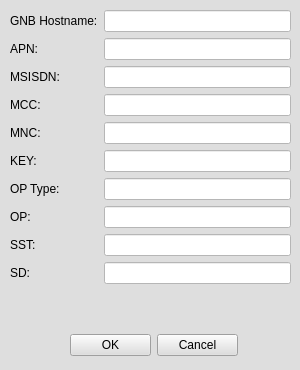
Above: netflux5g-editor/src/gui/ui/UE_properties.ui from adaptivenetworklab/NetFlux5G before the change. Below: the same form after it.
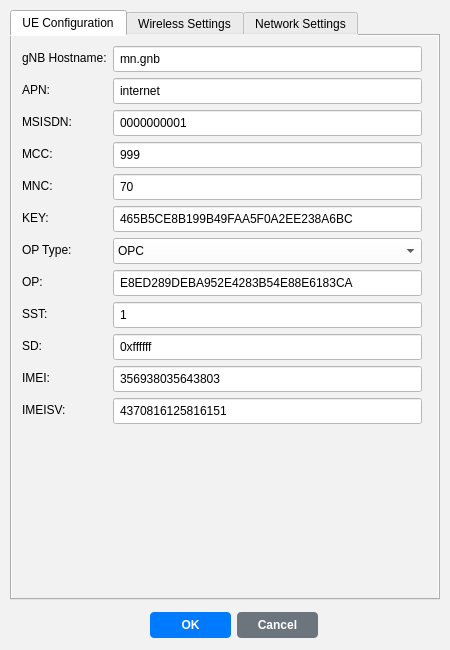
That is the form after the change.

```diff
--- a/netflux5g-editor/src/gui/ui/UE_properties.ui
+++ b/netflux5g-editor/src/gui/ui/UE_properties.ui
@@ -6,31 +6,59 @@
    <rect>
     <x>0</x>
     <y>0</y>
-    <width>300</width>
-    <height>370</height>
+    <width>450</width>
+    <height>650</height>
    </rect>
   </property>
   <property name="windowTitle">
    <string>MainWindow</string>
   </property>
   <property name="styleSheet">
-   <string notr="true">background-color: rgb(222, 222, 222);</string>
+   <string notr="true">background-color: rgb(242, 242, 242);</string>
   </property>
   <widget class="QWidget" name="centralwidget">
+   <widget class="QTabWidget" name="tabWidget">
+    <property name="geometry">
+     <rect>
+      <x>10</x>
+      <y>10</y>
+      <width>430</width>
+      <height>590</height>
+     </rect>
+    </property>
+    <property name="currentIndex">
+     <number>0</number>
+    </property>
+    
+    <!-- 5G/UE Configuration Tab -->
+    <widget class="QWidget" name="tab_ue_config">
+     <attribute name="title">
+      <string>UE Configuration</string>
+     </attribute>
    <widget class="QWidget" name="formLayoutWidget">
     <property name="geometry">
      <rect>
       <x>10</x>
       <y>10</y>
-      <width>281</width>
-      <height>311</height>
-     </rect>
-    </property>
-    <layout class="QFormLayout" name="formLayout">
+        <width>400</width>
+        <height>400</height>
+       </rect>
+      </property>
+      <layout class="QFormLayout" name="formLayout_ue">
      <item row="0" column="0">
       <widget class="QLabel" name="label">
        <property name="text">
-        <string>GNB Hostname:</string>
+          <string>gNB Hostname:</string>
+         </property>
+        </widget>
+       </item>
+       <item row="0" column="1">
+        <widget class="QLineEdit" name="UE_GNBHostName">
+         <property name="text">
+          <string>mn.gnb</string>
+         </property>
+         <property name="styleSheet">
+          <string notr="true">background-color: rgb(255, 255, 255); padding: 4px;</string>
        </property>
       </widget>
      </item>
@@ -41,6 +69,16 @@
        </property>
       </widget>
      </item>
+       <item row="1" column="1">
+        <widget class="QLineEdit" name="UE_APN">
+         <property name="text">
+          <string>internet</string>
+         </property>
+         <property name="styleSheet">
+          <string notr="true">background-color: rgb(255, 255, 255); padding: 4px;</string>
+         </property>
+        </widget>
+       </item>
      <item row="2" column="0">
       <widget class="QLabel" name="label_11">
        <property name="text">
@@ -48,6 +86,16 @@
        </property>
       </widget>
      </item>
+       <item row="2" column="1">
+        <widget class="QLineEdit" name="UE_MSISDN">
+         <property name="text">
+          <string>0000000001</string>
+         </property>
+         <property name="styleSheet">
+          <string notr="true">background-color: rgb(255, 255, 255); padding: 4px;</string>
+         </property>
+        </widget>
+       </item>
      <item row="3" column="0">
       <widget class="QLabel" name="label_14">
        <property name="text">
@@ -55,6 +103,16 @@
        </property>
       </widget>
      </item>
+       <item row="3" column="1">
+        <widget class="QLineEdit" name="UE_MCC">
+         <property name="text">
+          <string>999</string>
+         </property>
+         <property name="styleSheet">
+          <string notr="true">background-color: rgb(255, 255, 255); padding: 4px;</string>
+         </property>
+        </widget>
+       </item>
      <item row="4" column="0">
       <widget class="QLabel" name="label_10">
        <property name="text">
@@ -62,6 +120,16 @@
        </property>
       </widget>
      </item>
+       <item row="4" column="1">
+        <widget class="QLineEdit" name="UE_MNC">
+         <property name="text">
+          <string>70</string>
+         </property>
+         <property name="styleSheet">
+          <string notr="true">background-color: rgb(255, 255, 255); padding: 4px;</string>
+         </property>
+        </widget>
+       </item>
      <item row="5" column="0">
       <widget class="QLabel" name="label_9">
        <property name="text">
@@ -69,60 +137,38 @@
        </property>
       </widget>
      </item>
-     <item row="6" column="0">
-      <widget class="QLabel" name="label_12">
-       <property name="text">
-        <string>OP Type:</string>
-       </property>
-      </widget>
-     </item>
-     <item row="0" column="1">
-      <widget class="QLineEdit" name="UE_GNBHostName">
-       <property name="styleSheet">
-        <string notr="true">background-color: rgb(255, 255, 255);</string>
-       </property>
-      </widget>
-     </item>
-     <item row="1" column="1">
-      <widget class="QLineEdit" name="UE_APN">
-       <property name="styleSheet">
-        <string notr="true">background-color: rgb(255, 255, 255);</string>
-       </property>
-      </widget>
-     </item>
-     <item row="2" column="1">
-      <widget class="QLineEdit" name="UE_MSISDN">
-       <property name="styleSheet">
-        <string notr="true">background-color: rgb(255, 255, 255);</string>
-       </property>
-      </widget>
-     </item>
-     <item row="3" column="1">
-      <widget class="QLineEdit" name="UE_MCC">
-       <property name="styleSheet">
-        <string notr="true">background-color: rgb(255, 255, 255);</string>
-       </property>
-      </widget>
-     </item>
-     <item row="4" column="1">
-      <widget class="QLineEdit" name="UE_MNC">
-       <property name="styleSheet">
-        <string notr="true">background-color: rgb(255, 255, 255);</string>
-       </property>
-      </widget>
-     </item>
      <item row="5" column="1">
       <widget class="QLineEdit" name="UE_KEY">
+         <property name="text">
+          <string>465B5CE8B199B49FAA5F0A2EE238A6BC</string>
+         </property>
        <property name="styleSheet">
-        <string notr="true">background-color: rgb(255, 255, 255);</string>
+          <string notr="true">background-color: rgb(255, 255, 255); padding: 4px;</string>
+         </property>
+        </widget>
+       </item>
+       <item row="6" column="0">
+        <widget class="QLabel" name="label_op_type">
+         <property name="text">
+          <string>OP Type:</string>
        </property>
       </widget>
      </item>
      <item row="6" column="1">
-      <widget class="QLineEdit" name="UE_OPType">
+        <widget class="QComboBox" name="UE_OPType">
        <property name="styleSheet">
-        <string notr="true">background-color: rgb(255, 255, 255);</string>
-       </property>
+          <string notr="true">background-color: rgb(255, 255, 255); padding: 4px;</string>
+         </property>
+         <item>
+          <property name="text">
+           <string>OPC</string>
+          </property>
+         </item>
+         <item>
+          <property name="text">
+           <string>OP</string>
+          </property>
+         </item>
       </widget>
      </item>
      <item row="7" column="0">
@@ -132,48 +178,332 @@
        </property>
       </widget>
      </item>
-     <item row="8" column="0">
-      <widget class="QLabel" name="label_3">
-       <property name="text">
-        <string>SST:</string>
-       </property>
-      </widget>
-     </item>
-     <item row="9" column="0">
-      <widget class="QLabel" name="label_4">
-       <property name="text">
-        <string>SD:</string>
-       </property>
-      </widget>
-     </item>
      <item row="7" column="1">
       <widget class="QLineEdit" name="UE_OP">
+         <property name="text">
+          <string>E8ED289DEBA952E4283B54E88E6183CA</string>
+         </property>
        <property name="styleSheet">
-        <string notr="true">background-color: rgb(255, 255, 255);</string>
+          <string notr="true">background-color: rgb(255, 255, 255); padding: 4px;</string>
+         </property>
+        </widget>
+       </item>
+       <item row="8" column="0">
+        <widget class="QLabel" name="label_sst">
+         <property name="text">
+          <string>SST:</string>
        </property>
       </widget>
      </item>
      <item row="8" column="1">
       <widget class="QLineEdit" name="UE_SST">
+         <property name="text">
+          <string>1</string>
+         </property>
        <property name="styleSheet">
-        <string notr="true">background-color: rgb(255, 255, 255);</string>
+          <string notr="true">background-color: rgb(255, 255, 255); padding: 4px;</string>
+         </property>
+        </widget>
+       </item>
+       <item row="9" column="0">
+        <widget class="QLabel" name="label_sd">
+         <property name="text">
+          <string>SD:</string>
        </property>
       </widget>
      </item>
      <item row="9" column="1">
       <widget class="QLineEdit" name="UE_SD">
+         <property name="text">
+          <string>0xffffff</string>
+         </property>
        <property name="styleSheet">
-        <string notr="true">background-color: rgb(255, 255, 255);</string>
+          <string notr="true">background-color: rgb(255, 255, 255); padding: 4px;</string>
        </property>
       </widget>
      </item>
-    </layout>
-   </widget>
+       <item row="10" column="0">
+        <widget class="QLabel" name="label_imei">
+         <property name="text">
+          <string>IMEI:</string>
+         </property>
+        </widget>
+       </item>
+       <item row="10" column="1">
+        <widget class="QLineEdit" name="UE_IMEI">
+         <property name="text">
+          <string>356938035643803</string>
+         </property>
+         <property name="styleSheet">
+          <string notr="true">background-color: rgb(255, 255, 255); padding: 4px;</string>
+         </property>
+        </widget>
+       </item>
+       <item row="11" column="0">
+        <widget class="QLabel" name="label_imeisv">
+         <property name="text">
+          <string>IMEISV:</string>
+         </property>
+        </widget>
+       </item>
+       <item row="11" column="1">
+        <widget class="QLineEdit" name="UE_IMEISV">
+         <property name="text">
+          <string>4370816125816151</string>
+         </property>
+         <property name="styleSheet">
+          <string notr="true">background-color: rgb(255, 255, 255); padding: 4px;</string>
+         </property>
+        </widget>
+       </item>
+      </layout>
+     </widget>
+    </widget>
+    
+    <!-- Wireless Configuration Tab -->
+    <widget class="QWidget" name="tab_wireless_config">
+     <attribute name="title">
+      <string>Wireless Settings</string>
+     </attribute>
+     <widget class="QWidget" name="formLayoutWidget_wireless">
+      <property name="geometry">
+       <rect>
+        <x>10</x>
+        <y>10</y>
+        <width>400</width>
+        <height>200</height>
+       </rect>
+      </property>
+      <layout class="QFormLayout" name="formLayout_wireless">
+       <item row="0" column="0">
+        <widget class="QLabel" name="label_tx_power">
+         <property name="text">
+          <string>TX Power:</string>
+         </property>
+        </widget>
+       </item>
+       <item row="0" column="1">
+        <widget class="QSpinBox" name="UE_Power">
+         <property name="minimum">
+          <number>1</number>
+         </property>
+         <property name="maximum">
+          <number>50</number>
+         </property>
+         <property name="value">
+          <number>20</number>
+         </property>
+         <property name="suffix">
+          <string> dBm</string>
+         </property>
+         <property name="styleSheet">
+          <string notr="true">background-color: rgb(255, 255, 255); padding: 4px;</string>
+         </property>
+        </widget>
+       </item>
+       <item row="1" column="0">
+        <widget class="QLabel" name="label_range">
+         <property name="text">
+          <string>Range:</string>
+         </property>
+        </widget>
+       </item>
+       <item row="1" column="1">
+        <widget class="QSpinBox" name="UE_Range">
+         <property name="minimum">
+          <number>50</number>
+         </property>
+         <property name="maximum">
+          <number>1000</number>
+         </property>
+         <property name="value">
+          <number>100</number>
+         </property>
+         <property name="suffix">
+          <string> meters</string>
+         </property>
+         <property name="styleSheet">
+          <string notr="true">background-color: rgb(255, 255, 255); padding: 4px;</string>
+         </property>
+        </widget>
+       </item>
+       <item row="2" column="0">
+        <widget class="QLabel" name="label_association">
+         <property name="text">
+          <string>Association Mode:</string>
+         </property>
+        </widget>
+       </item>
+       <item row="2" column="1">
+        <widget class="QComboBox" name="UE_AssociationMode">
+         <property name="styleSheet">
+          <string notr="true">background-color: rgb(255, 255, 255); padding: 4px;</string>
+         </property>
+         <item>
+          <property name="text">
+           <string>auto</string>
+          </property>
+         </item>
+         <item>
+          <property name="text">
+           <string>manual</string>
+          </property>
+         </item>
+        </widget>
+       </item>
+       <item row="3" column="0">
+        <widget class="QLabel" name="label_mobility">
+         <property name="text">
+          <string>Mobility:</string>
+         </property>
+        </widget>
+       </item>
+       <item row="3" column="1">
+        <widget class="QCheckBox" name="UE_Mobility">
+         <property name="text">
+          <string>Enable Mobility</string>
+         </property>
+         <property name="styleSheet">
+          <string notr="true">color: rgb(33, 37, 41);</string>
+         </property>
+        </widget>
+       </item>
+      </layout>
+     </widget>
+    </widget>
+    
+    <!-- Network Configuration Tab -->
+    <widget class="QWidget" name="tab_network_config">
+     <attribute name="title">
+      <string>Network Settings</string>
+     </attribute>
+     <widget class="QWidget" name="formLayoutWidget_network">
+      <property name="geometry">
+       <rect>
+        <x>10</x>
+        <y>10</y>
+        <width>400</width>
+        <height>250</height>
+       </rect>
+      </property>
+      <layout class="QFormLayout" name="formLayout_network">
+       <item row="0" column="0">
+        <widget class="QLabel" name="label_gnb_ip">
+         <property name="text">
+          <string>gNB IP:</string>
+         </property>
+        </widget>
+       </item>
+       <item row="0" column="1">
+        <widget class="QLineEdit" name="UE_GNB_IP">
+         <property name="text">
+          <string></string>
+         </property>
+         <property name="placeholderText">
+          <string>Auto-resolved from hostname</string>
+         </property>
+         <property name="styleSheet">
+          <string notr="true">background-color: rgb(255, 255, 255); padding: 4px;</string>
+         </property>
+        </widget>
+       </item>
+       <item row="1" column="0">
+        <widget class="QLabel" name="label_tunnel_interface">
+         <property name="text">
+          <string>Tunnel Interface:</string>
+         </property>
+        </widget>
+       </item>
+       <item row="1" column="1">
+        <widget class="QLineEdit" name="UE_TunnelInterface">
+         <property name="text">
+          <string>uesimtun0</string>
+         </property>
+         <property name="styleSheet">
+          <string notr="true">background-color: rgb(255, 255, 255); padding: 4px;</string>
+         </property>
+        </widget>
+       </item>
+       <item row="2" column="0">
+        <widget class="QLabel" name="label_radio_interface">
+         <property name="text">
+          <string>Radio Interface:</string>
+         </property>
+        </widget>
+       </item>
+       <item row="2" column="1">
+        <widget class="QLineEdit" name="UE_RadioInterface">
+         <property name="text">
+          <string>eth0</string>
+         </property>
+         <property name="styleSheet">
+          <string notr="true">background-color: rgb(255, 255, 255); padding: 4px;</string>
+         </property>
+        </widget>
+       </item>
+       <item row="3" column="0">
+        <widget class="QLabel" name="label_pdusessions">
+         <property name="text">
+          <string>PDU Sessions:</string>
+         </property>
+        </widget>
+       </item>
+       <item row="3" column="1">
+        <widget class="QSpinBox" name="UE_PDUSessions">
+         <property name="minimum">
+          <number>1</number>
+         </property>
+         <property name="maximum">
+          <number>5</number>
+         </property>
+         <property name="value">
+          <number>1</number>
+         </property>
+         <property name="styleSheet">
+          <string notr="true">background-color: rgb(255, 255, 255); padding: 4px;</string>
+         </property>
+        </widget>
+       </item>
+       <item row="4" column="0">
+        <widget class="QLabel" name="label_session_type">
+         <property name="text">
+          <string>Session Type:</string>
+         </property>
+        </widget>
+       </item>
+       <item row="4" column="1">
+        <widget class="QComboBox" name="UE_SessionType">
+         <property name="styleSheet">
+          <string notr="true">background-color: rgb(255, 255, 255); padding: 4px;</string>
+         </property>
+         <item>
+          <property name="text">
+           <string>IPv4</string>
+          </property>
+         </item>
+         <item>
+          <property name="text">
+           <string>IPv6</string>
+          </property>
+         </item>
+         <item>
+          <property name="text">
+           <string>IPv4v6</string>
+          </property>
+         </item>
+        </widget>
+       </item>
+      </layout>
+     </widget>
+    </widget>
+   </widget>
+   
+   <!-- Buttons -->
    <widget class="QWidget" name="gridLayoutWidget">
     <property name="geometry">
      <rect>
-      <x>70</x>
-      <y>330</y>
+      <x>150</x>
+      <y>610</y>
       <width>168</width>
       <height>31</height>
      </rect>
@@ -184,6 +514,24 @@
        <property name="text">
         <string>OK</string>
        </property>
+       <property name="styleSheet">
+        <string notr="true">
+         QPushButton {
+          background-color: rgb(0, 123, 255);
+          color: white;
+          border: none;
+          padding: 6px 12px;
+          border-radius: 4px;
+          font-weight: bold;
+         }
+         QPushButton:hover {
+          background-color: rgb(0, 105, 217);
+         }
+         QPushButton:pressed {
+          background-color: rgb(0, 86, 179);
+         }
+        </string>
+       </property>
       </widget>
      </item>
      <item row="0" column="1">
@@ -191,6 +539,24 @@
        <property name="text">
         <string>Cancel</string>
        </property>
+       <property name="styleSheet">
+        <string notr="true">
+         QPushButton {
+          background-color: rgb(108, 117, 125);
+          color: white;
+          border: none;
+          padding: 6px 12px;
+          border-radius: 4px;
+          font-weight: bold;
+         }
+         QPushButton:hover {
+          background-color: rgb(90, 98, 104);
+         }
+         QPushButton:pressed {
+          background-color: rgb(73, 80, 87);
+         }
+        </string>
+       </property>
       </widget>
      </item>
     </layout>
```
Left out of the diff: 16 changed lines with no effect on the pictures. Lines whose indentation alone changed are shown as unchanged.
